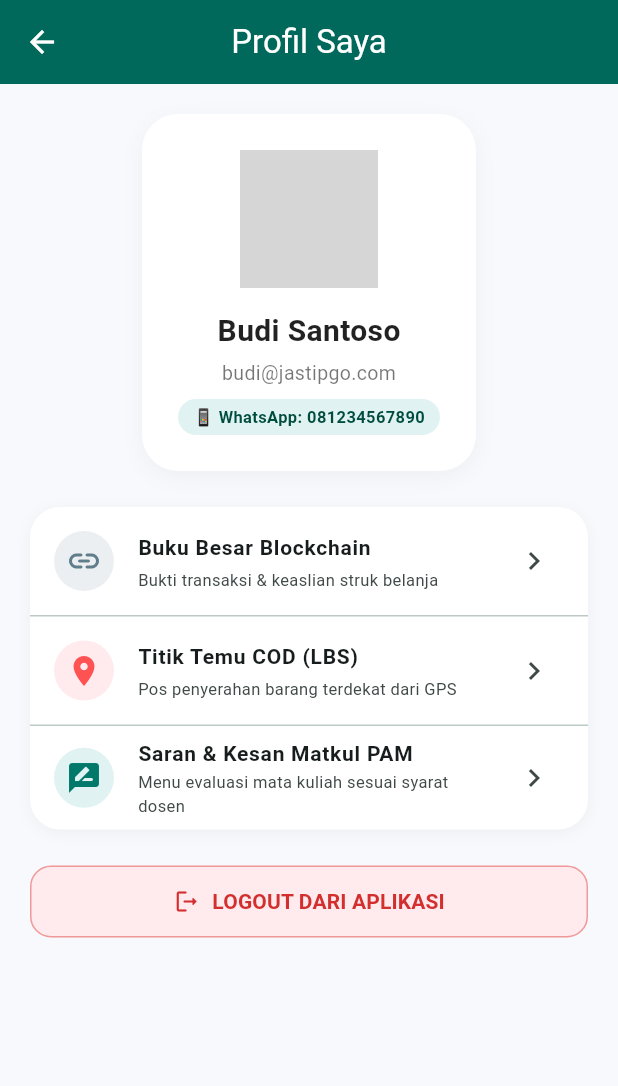
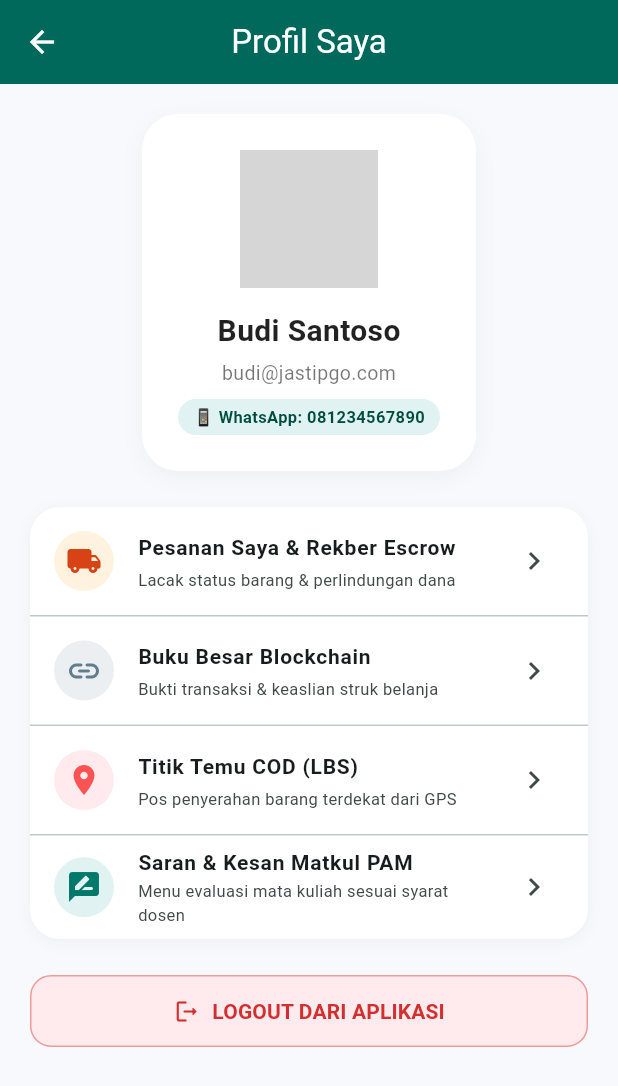
Before and after one commit to Naufalople/Project-PAM, a Flutter app: the HalamanProfil screen opened directly, on a phone screen of 412 x 824 dp. Shown: the top 1086 px of the screen. Run offline on Flutter 3.47's test engine with Material 3 defaults, Android fonts, the phone set to English and light mode, and no system bars; our stand-ins replace geolocator, hive_flutter, local_auth, sensors_plus, shared_preferences; accounts and stored records are empty; network calls fail; grey boxes are pictures that could not be loaded.

Commit message:
mengedit beberapa fitur

```diff
--- a/lib/tampilan/halaman_fitur_cerdas.dart
+++ b/lib/tampilan/halaman_fitur_cerdas.dart
@@ -8,6 +8,7 @@ import 'halaman_mini_game.dart';
 import 'halaman_peta_lokasi.dart';
 import 'halaman_sertifikat_blockchain.dart';
 import 'halaman_chat_traveler.dart';
+import 'halaman_status_pesanan.dart';
 
 // Halaman Hub Fitur Cerdas: Pusat Navigasi Seluruh Fitur Khusus Tugas Akhir
 class HalamanFiturCerdas extends StatelessWidget {
@@ -87,6 +88,14 @@ class HalamanFiturCerdas extends StatelessWidget {
         'warna': Colors.teal.shade600,
         'halaman': const HalamanChatTraveler(),
         'tag': 'Komunikasi',
+      },
+      {
+        'judul': 'Pelacak Pesanan & Rekber Escrow',
+        'subjudul': 'Pantau siklus titipan, proteksi dana rekber, & LBS',
+        'ikon': Icons.local_shipping_rounded,
+        'warna': Colors.deepOrange.shade700,
+        'halaman': const HalamanStatusPesanan(),
+        'tag': 'Alur Bisnis',
       },
     ];
 
--- a/lib/tampilan/halaman_profil.dart
+++ b/lib/tampilan/halaman_profil.dart
@@ -5,6 +5,7 @@ import 'halaman_masuk.dart';
 import 'halaman_saran_kesan.dart';
 import 'halaman_sertifikat_blockchain.dart';
 import 'halaman_peta_lokasi.dart';
+import 'halaman_status_pesanan.dart';
 
 // Halaman Profil Pengguna: Informasi Akun, Foto, Sertifikat Blockchain, dan Logout
 class HalamanProfil extends StatefulWidget {
@@ -133,6 +134,26 @@ class _HalamanProfilState extends State<HalamanProfil> {
                     leading: Container(
                       padding: const EdgeInsets.all(8),
                       decoration: BoxDecoration(
+                        color: Colors.orange.shade50,
+                        shape: BoxShape.circle,
+                      ),
+                      child: Icon(Icons.local_shipping_rounded, color: Colors.deepOrange.shade800),
+                    ),
+                    title: const Text('Pesanan Saya & Rekber Escrow', style: TextStyle(fontWeight: FontWeight.w600, fontSize: 14)),
+                    subtitle: const Text('Lacak status barang & perlindungan dana', style: TextStyle(fontSize: 11)),
+                    trailing: const Icon(Icons.chevron_right),
+                    onTap: () {
+                      Navigator.push(
+                        context,
+                        MaterialPageRoute(builder: (context) => const HalamanStatusPesanan()),
+                      );
+                    },
+                  ),
+                  const Divider(height: 1),
+                  ListTile(
+                    leading: Container(
+                      padding: const EdgeInsets.all(8),
+                      decoration: BoxDecoration(
                         color: Colors.blueGrey.shade50,
                         shape: BoxShape.circle,
                       ),
```
Also changed, not shown: lib/tampilan/halaman_checkout.dart (+7 -1 lines).
